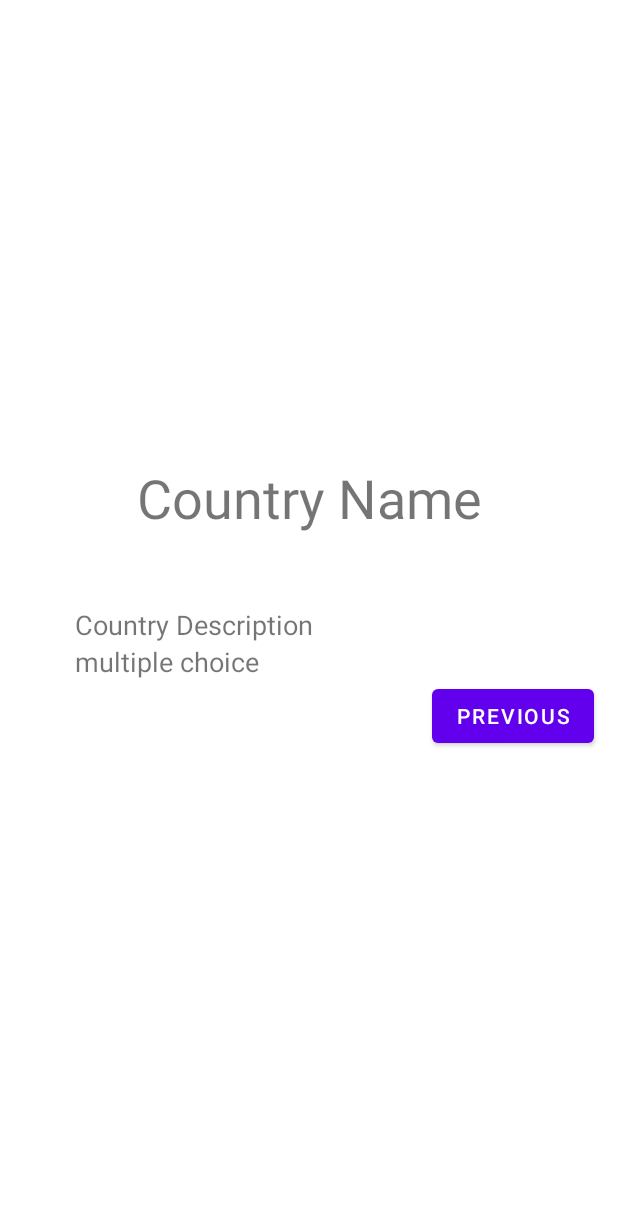
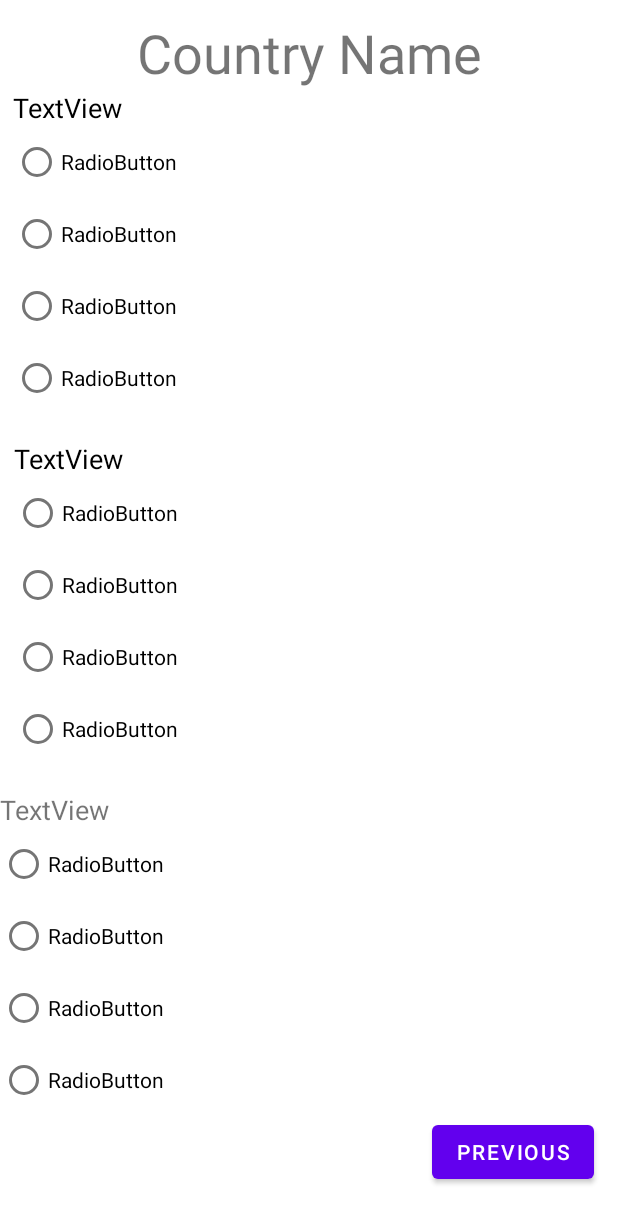
Before and after one commit to Hilbs100/CountryClever, an Android app: the layout activity_country_of_day.xml on its own in the app's theme, with its tools: preview values and no code run, on a phone screen of 412 x 824 dp. Shown: the top 1223 px of the screen. Run offline under Robolectric (Android 15) with nearby library versions, the phone set to English and light mode, and no system bars.

Commit message:
Getting the quiz part to work
Right now it's not working because apparently the button ids change but I have a solution which I'll work on

```diff
--- a/app/src/main/res/layout/activity_country_of_day.xml
+++ b/app/src/main/res/layout/activity_country_of_day.xml
@@ -12,9 +12,10 @@
         android:layout_height="wrap_content"
         app:layout_constraintBottom_toBottomOf="parent"
         app:layout_constraintEnd_toEndOf="parent"
-        app:layout_constraintHorizontal_bias="0.0"
+        app:layout_constraintHorizontal_bias="1.0"
         app:layout_constraintStart_toStartOf="parent"
-        app:layout_constraintTop_toTopOf="parent">
+        app:layout_constraintTop_toTopOf="parent"
+        app:layout_constraintVertical_bias="0.407">
 
         <LinearLayout
             android:layout_width="match_parent"
@@ -29,25 +30,130 @@
                 android:text="@string/country_name"
                 android:textSize="36sp" />
 
-            <TextView
-                android:id="@+id/body"
+            <RadioGroup
+                android:id="@+id/Capital"
+                android:layout_width="394dp"
+                android:layout_height="match_parent"
+                android:layout_gravity="center_horizontal">
+
+                <TextView
+                    android:id="@+id/capQues"
+                    android:layout_width="match_parent"
+                    android:layout_height="wrap_content"
+                    android:text="TextView"
+                    android:textColor="#000000"
+                    android:textSize="18sp" />
+
+                <RadioButton
+                    android:id="@+id/capa"
+                    android:layout_width="match_parent"
+                    android:layout_height="wrap_content"
+                    android:text="RadioButton" />
+
+                <RadioButton
+                    android:id="@+id/capb"
+                    android:layout_width="match_parent"
+                    android:layout_height="wrap_content"
+                    android:text="RadioButton" />
+
+                <RadioButton
+                    android:id="@+id/capc"
+                    android:layout_width="match_parent"
+                    android:layout_height="wrap_content"
+                    android:text="RadioButton" />
+
+                <RadioButton
+                    android:id="@+id/capd"
+                    android:layout_width="match_parent"
+                    android:layout_height="wrap_content"
+                    android:text="RadioButton" />
+
+            </RadioGroup>
+
+            <Space
                 android:layout_width="match_parent"
-                android:layout_height="wrap_content"
-                android:layout_marginStart="50dp"
-                android:layout_marginLeft="50dp"
-                android:layout_marginTop="48dp"
-                android:layout_marginEnd="50dp"
-                android:layout_marginRight="50dp"
-                android:text="@string/country_description"
-                android:textSize="18sp" />
+                android:layout_height="17dp" />
 
-            <TextView
-                android:id="@+id/multiplechoice"
-                android:layout_width="311dp"
-                android:layout_height="wrap_content"
+            <RadioGroup
+                android:id="@+id/Language"
+                android:layout_width="393dp"
+                android:layout_height="match_parent"
                 android:layout_gravity="center_horizontal"
-                android:text="@string/MC"
-                android:textSize="18sp" />
+                android:gravity="center_horizontal">
+
+                <TextView
+                    android:id="@+id/langQues"
+                    android:layout_width="match_parent"
+                    android:layout_height="wrap_content"
+                    android:text="TextView"
+                    android:textColor="#000000"
+                    android:textSize="18sp" />
+
+                <RadioButton
+                    android:id="@+id/langA"
+                    android:layout_width="match_parent"
+                    android:layout_height="wrap_content"
+                    android:text="RadioButton" />
+
+                <RadioButton
+                    android:id="@+id/langB"
+                    android:layout_width="match_parent"
+                    android:layout_height="wrap_content"
+                    android:text="RadioButton" />
+
+                <RadioButton
+                    android:id="@+id/langC"
+                    android:layout_width="match_parent"
+                    android:layout_height="wrap_content"
+                    android:text="RadioButton" />
+
+                <RadioButton
+                    android:id="@+id/langD"
+                    android:layout_width="match_parent"
+                    android:layout_height="wrap_content"
+                    android:text="RadioButton" />
+            </RadioGroup>
+
+            <Space
+                android:layout_width="match_parent"
+                android:layout_height="17dp" />
+
+            <RadioGroup
+                android:id="@+id/LandMass"
+                android:layout_width="match_parent"
+                android:layout_height="match_parent" >
+
+                <TextView
+                    android:id="@+id/LMQues"
+                    android:layout_width="match_parent"
+                    android:layout_height="wrap_content"
+                    android:text="TextView"
+                    android:textSize="18sp" />
+
+                <RadioButton
+                    android:id="@+id/LMa"
+                    android:layout_width="match_parent"
+                    android:layout_height="wrap_content"
+                    android:text="RadioButton" />
+
+                <RadioButton
+                    android:id="@+id/LMb"
+                    android:layout_width="match_parent"
+                    android:layout_height="wrap_content"
+                    android:text="RadioButton" />
+
+                <RadioButton
+                    android:id="@+id/LMc"
+                    android:layout_width="match_parent"
+                    android:layout_height="wrap_content"
+                    android:text="RadioButton" />
+
+                <RadioButton
+                    android:id="@+id/LMd"
+                    android:layout_width="match_parent"
+                    android:layout_height="wrap_content"
+                    android:text="RadioButton" />
+            </RadioGroup>
 
             <Button
                 android:id="@+id/back_button"
@@ -62,6 +168,7 @@
                 app:layout_constraintBottom_toBottomOf="parent"
                 app:layout_constraintEnd_toEndOf="parent"
                 tools:ignore="onClick" />
+
         </LinearLayout>
     </ScrollView>
 
```
Also changed, not shown: app/src/main/java/com/example/countryapp/CountryOfDay.java (+157 -6 lines), app/src/main/java/com/example/countryapp/MultipleChoice.java (+43 -0 lines).
